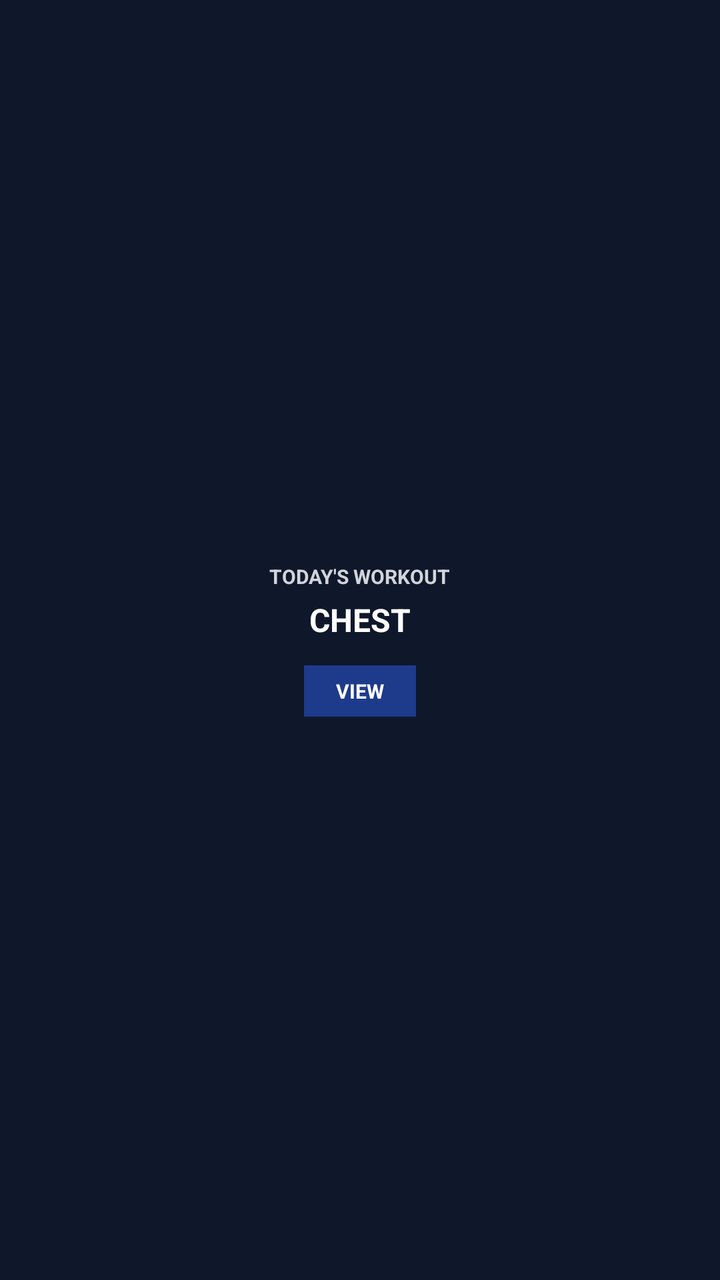
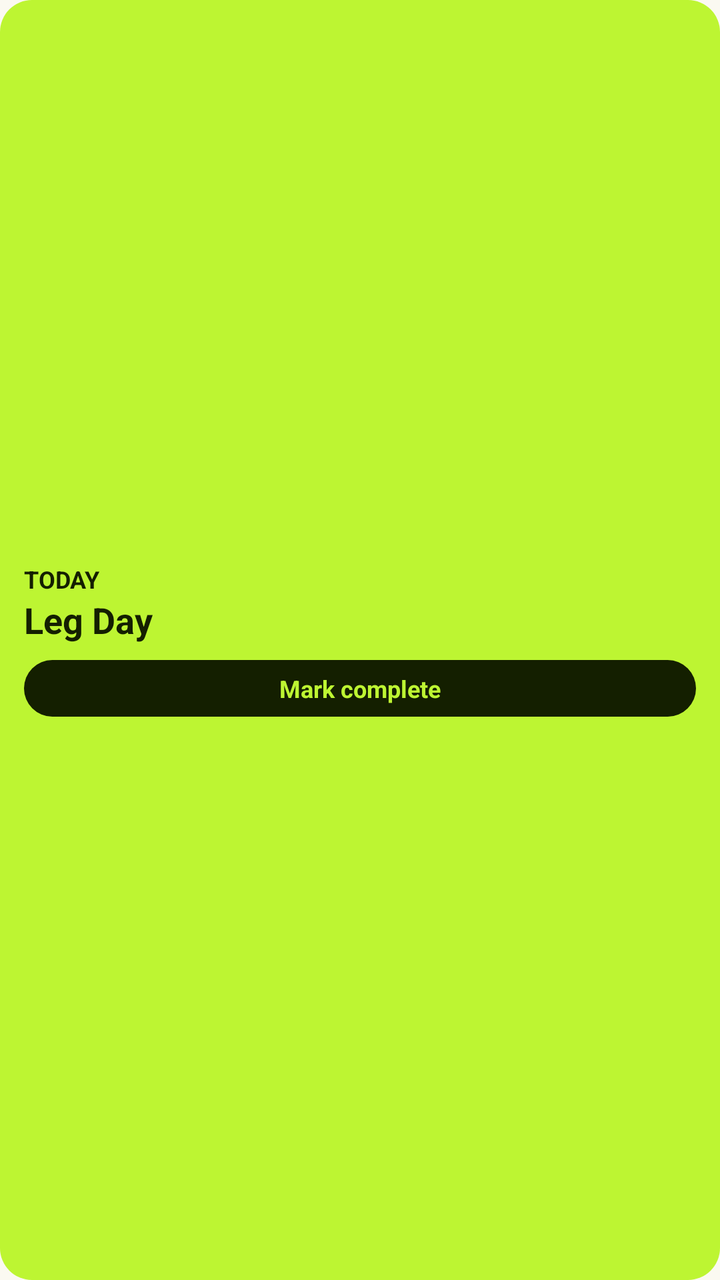

Two renders of the same Android screen: before a commit and after it. Below are the layout's source before the change and the commit's diff.
<!-- AndroidManifest.xml: application theme Theme.NaryToDo -->
<!-- res/layout/widget_preview.xml -->
<?xml version="1.0" encoding="utf-8"?>
<LinearLayout xmlns:android="http://schemas.android.com/apk/res/android"
    android:layout_width="110dp"
    android:layout_height="110dp"
    android:background="#0F172A"
    android:gravity="center"
    android:orientation="vertical"
    android:padding="12dp">

    <TextView
        android:layout_width="wrap_content"
        android:layout_height="wrap_content"
        android:text="@string/todayworkouttitle"
        android:textColor="#D1D5DB"
        android:textSize="10sp"
        android:textStyle="bold" />

    <TextView
        android:layout_width="wrap_content"
        android:layout_height="wrap_content"
        android:layout_marginTop="4dp"
        android:text="@string/todayworkoutday"
        android:textColor="#FFFFFF"
        android:textSize="16sp"
        android:textStyle="bold" />

    
    <TextView
        android:layout_width="wrap_content"
        android:layout_height="wrap_content"
        android:layout_marginTop="12dp"
        android:background="#1E3A8A"
        android:paddingHorizontal="16dp"
        android:paddingVertical="6dp"
        android:text="@string/todayworkoutbutton"
        android:textColor="#FFFFFF"
        android:textSize="10sp"
        android:textStyle="bold" />

</LinearLayout>
<!-- resources referenced by this layout -->
<resources>
  <string name="todayworkoutbutton">VIEW</string>
  <string name="todayworkoutday">CHEST</string>
  <string name="todayworkouttitle">TODAY\'S WORKOUT</string>
  <style name="Theme.NaryToDo" parent="android:Theme.Material.Light.NoActionBar">
          <item name="android:windowBackground">@color/nary_window_background</item>
      </style>
  <color name="nary_window_background">#FFFBF9F1</color>
</resources>

<!-- the commit's change to res/layout/widget_preview.xml (unified diff, before → after) -->
@@ -1,40 +1,40 @@
 <?xml version="1.0" encoding="utf-8"?>
 <LinearLayout xmlns:android="http://schemas.android.com/apk/res/android"
+    xmlns:tools="http://schemas.android.com/tools"
     android:layout_width="110dp"
     android:layout_height="110dp"
-    android:background="#0F172A"
-    android:gravity="center"
+    android:background="@drawable/widget_preview_background"
+    android:gravity="center_vertical"
     android:orientation="vertical"
-    android:padding="12dp">
+    android:padding="12dp"
+    tools:ignore="Overdraw">
 
     <TextView
         android:layout_width="wrap_content"
         android:layout_height="wrap_content"
         android:text="@string/todayworkouttitle"
-        android:textColor="#D1D5DB"
-        android:textSize="10sp"
+        android:textColor="@color/widget_on_container"
+        android:textSize="12sp"
         android:textStyle="bold" />
 
     <TextView
         android:layout_width="wrap_content"
         android:layout_height="wrap_content"
-        android:layout_marginTop="4dp"
         android:text="@string/todayworkoutday"
-        android:textColor="#FFFFFF"
-        android:textSize="16sp"
+        android:textColor="@color/widget_on_container"
+        android:textSize="18sp"
         android:textStyle="bold" />
 
-    
     <TextView
-        android:layout_width="wrap_content"
+        android:layout_width="match_parent"
         android:layout_height="wrap_content"
-        android:layout_marginTop="12dp"
-        android:background="#1E3A8A"
-        android:paddingHorizontal="16dp"
+        android:layout_marginTop="8dp"
+        android:background="@drawable/widget_preview_button"
+        android:gravity="center"
         android:paddingVertical="6dp"
         android:text="@string/todayworkoutbutton"
-        android:textColor="#FFFFFF"
-        android:textSize="10sp"
+        android:textColor="@color/widget_container"
+        android:textSize="12sp"
         android:textStyle="bold" />
 
 </LinearLayout>
<!-- resource entries referenced after the edit -->
@@ -1,11 +1,26 @@
 <!-- resources referenced by this layout -->
 <resources>
-  <string name="todayworkoutbutton">VIEW</string>
-  <string name="todayworkoutday">CHEST</string>
-  <string name="todayworkouttitle">TODAY\'S WORKOUT</string>
+  <color name="widget_container">#FFBDF532</color>
+  <color name="widget_on_container">#FF141F00</color>
+  <!-- drawable widget_preview_background (drawable) -->
+  <?xml version="1.0" encoding="utf-8"?>
+  <shape xmlns:android="http://schemas.android.com/apk/res/android" android:shape="rectangle">
+      <solid android:color="@color/widget_container" />
+      <corners android:radius="16dp" />
+  </shape>
+  <!-- drawable widget_preview_button (drawable) -->
+  <?xml version="1.0" encoding="utf-8"?>
+  <shape xmlns:android="http://schemas.android.com/apk/res/android" android:shape="rectangle">
+      <solid android:color="@color/widget_button" />
+      <corners android:radius="100dp" />
+  </shape>
+  <string name="todayworkoutbutton">Mark complete</string>
+  <string name="todayworkoutday">Leg Day</string>
+  <string name="todayworkouttitle">TODAY</string>
   <style name="Theme.NaryToDo" parent="android:Theme.Material.Light.NoActionBar">
           <item name="android:windowBackground">@color/nary_window_background</item>
       </style>
+  <color name="widget_button">#FF141F00</color>
   <color name="nary_window_background">#FFFBF9F1</color>
 </resources>
 
